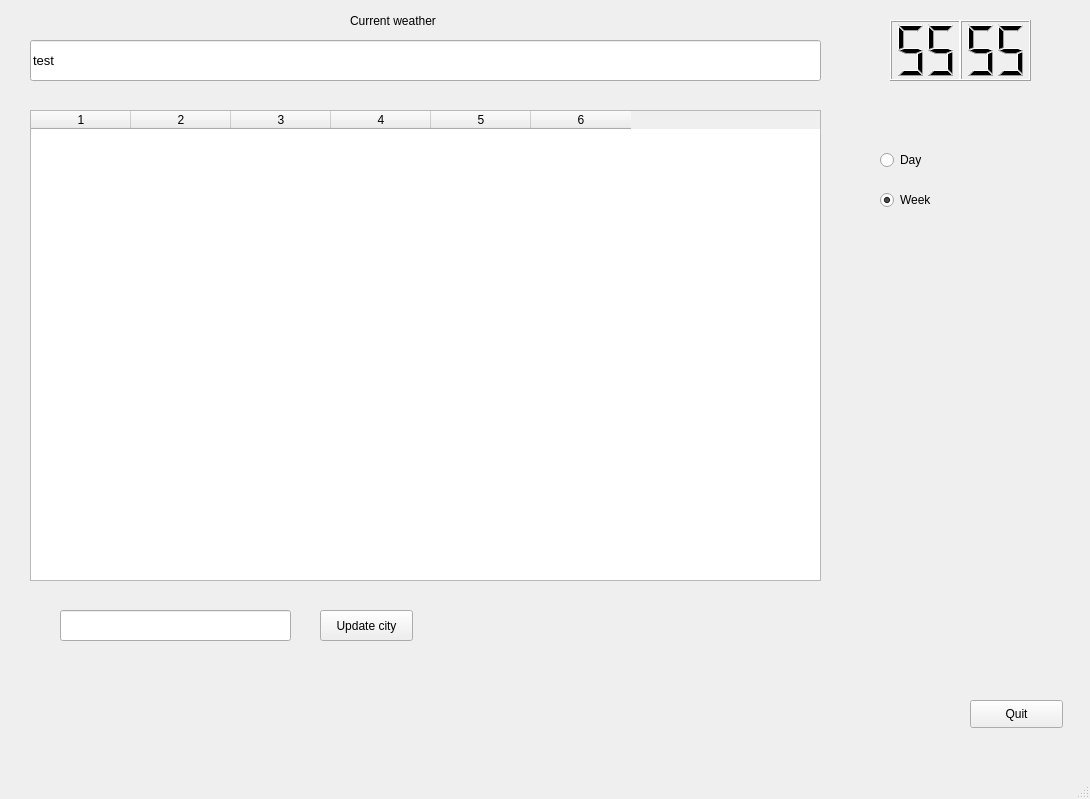
First picture: the form in weather_monitor_gui.ui, repository Dreamwalkerx5/weather_monitor, before the edit.
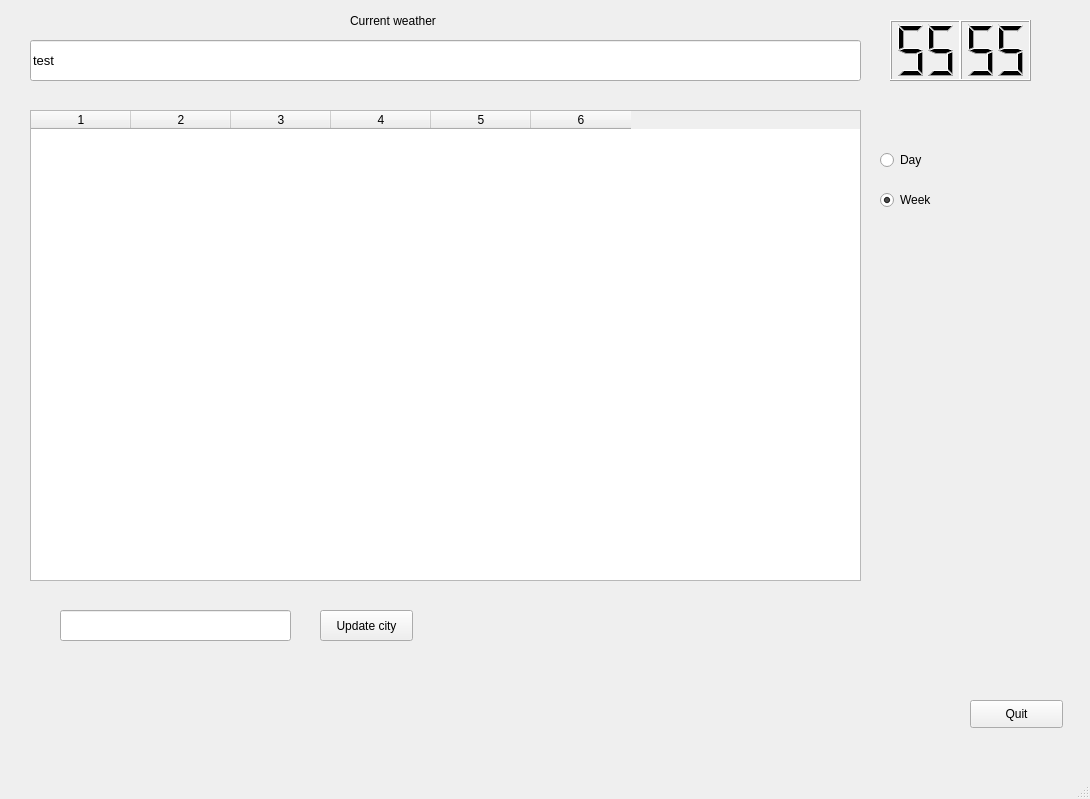
Second picture: the form after the edit.

Patch:
```diff
--- a/weather_monitor_gui.ui
+++ b/weather_monitor_gui.ui
@@ -70,7 +70,7 @@
      <rect>
       <x>30</x>
       <y>40</y>
-      <width>791</width>
+      <width>831</width>
       <height>41</height>
      </rect>
     </property>
@@ -133,7 +133,7 @@
      <rect>
       <x>30</x>
       <y>110</y>
-      <width>791</width>
+      <width>831</width>
       <height>471</height>
      </rect>
     </property>
```
